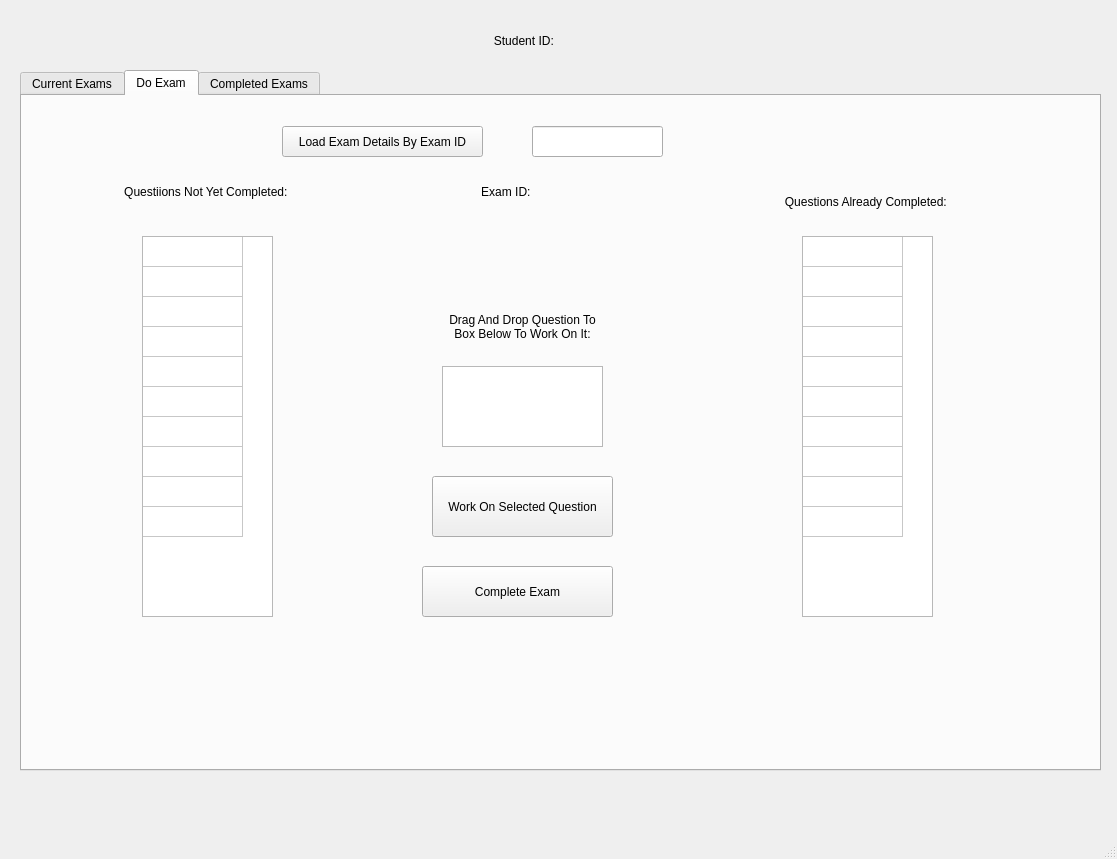
Qt form GUI/StudentGUIQtDesigner.ui (applet199/OOPCourseWorkTwo) before a commit.
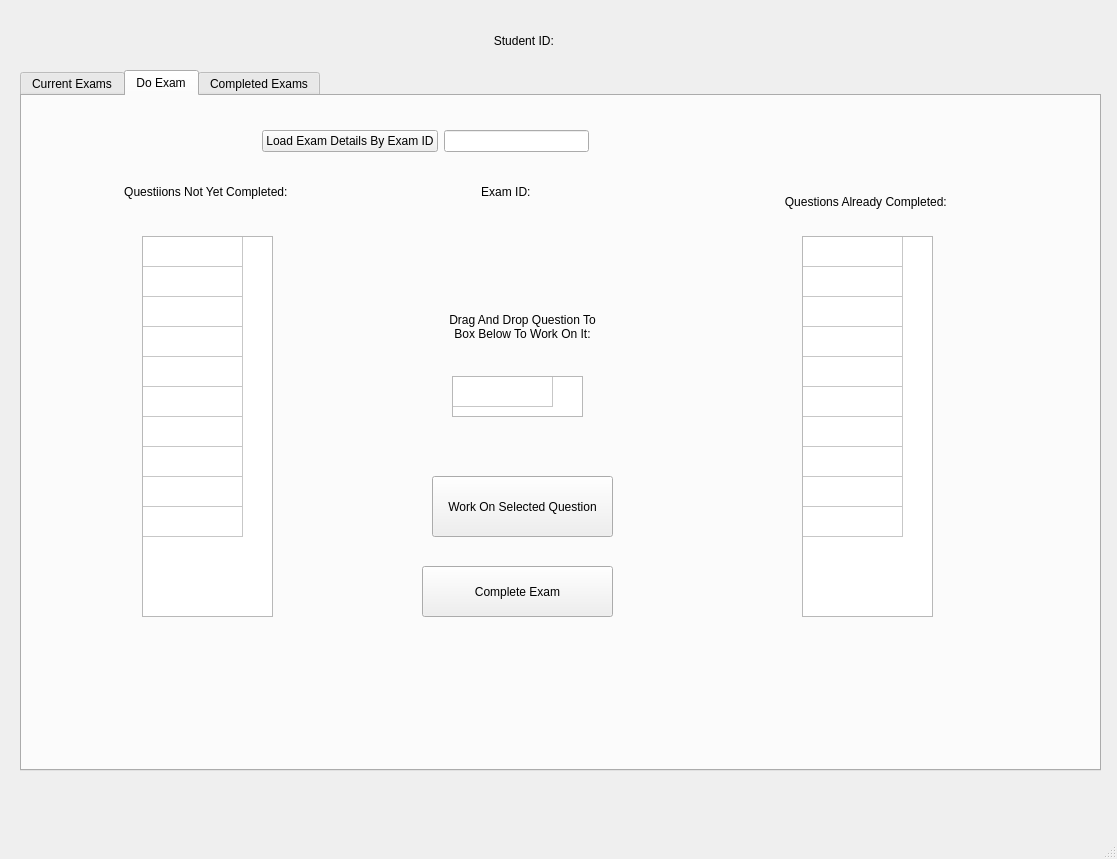
The same form after that commit. The open tabs and pages were chosen to show the change.

Patch:
```diff
--- a/GUI/StudentGUIQtDesigner.ui
+++ b/GUI/StudentGUIQtDesigner.ui
@@ -85,34 +85,11 @@
      <attribute name="title">
       <string>Do Exam</string>
      </attribute>
-     <widget class="QPushButton" name="pushButton">
-      <property name="geometry">
-       <rect>
-        <x>260</x>
-        <y>30</y>
-        <width>201</width>
-        <height>31</height>
-       </rect>
-      </property>
-      <property name="text">
-       <string>Load Exam Details By Exam ID</string>
-      </property>
-     </widget>
-     <widget class="QLineEdit" name="lineEdit">
-      <property name="geometry">
-       <rect>
-        <x>510</x>
-        <y>30</y>
-        <width>131</width>
-        <height>31</height>
-       </rect>
-      </property>
-     </widget>
      <widget class="QLabel" name="label">
       <property name="geometry">
        <rect>
-        <x>730</x>
-        <y>30</y>
+        <x>590</x>
+        <y>20</y>
         <width>251</width>
         <height>41</height>
        </rect>
@@ -220,12 +197,41 @@
      <widget class="QTableWidget" name="tableWidget_4">
       <property name="geometry">
        <rect>
-        <x>420</x>
-        <y>270</y>
-        <width>161</width>
-        <height>81</height>
+        <x>430</x>
+        <y>280</y>
+        <width>131</width>
+        <height>41</height>
        </rect>
       </property>
+      <property name="editTriggers">
+       <set>QAbstractItemView::NoEditTriggers</set>
+      </property>
+      <property name="tabKeyNavigation">
+       <bool>true</bool>
+      </property>
+      <property name="showDropIndicator" stdset="0">
+       <bool>true</bool>
+      </property>
+      <property name="dragDropMode">
+       <enum>QAbstractItemView::DropOnly</enum>
+      </property>
+      <property name="selectionMode">
+       <enum>QAbstractItemView::NoSelection</enum>
+      </property>
+      <property name="rowCount">
+       <number>1</number>
+      </property>
+      <property name="columnCount">
+       <number>1</number>
+      </property>
+      <attribute name="horizontalHeaderVisible">
+       <bool>false</bool>
+      </attribute>
+      <attribute name="verticalHeaderVisible">
+       <bool>false</bool>
+      </attribute>
+      <row/>
+      <column/>
      </widget>
      <widget class="QPushButton" name="pushButton_2">
       <property name="geometry">
@@ -340,6 +346,32 @@
        <string>Complete Exam</string>
       </property>
      </widget>
+     <widget class="QWidget" name="layoutWidget">
+      <property name="geometry">
+       <rect>
+        <x>240</x>
+        <y>30</y>
+        <width>327</width>
+        <height>30</height>
+       </rect>
+      </property>
+      <layout class="QHBoxLayout" name="horizontalLayout">
+       <item>
+        <widget class="QPushButton" name="pushButton">
+         <property name="text">
+          <string>Load Exam Details By Exam ID</string>
+         </property>
+        </widget>
+       </item>
+       <item>
+        <widget class="QLineEdit" name="lineEdit">
+         <property name="alignment">
+          <set>Qt::AlignCenter</set>
+         </property>
+        </widget>
+       </item>
+      </layout>
+     </widget>
     </widget>
     <widget class="QWidget" name="tab_2">
      <attribute name="title">
```
Left out of the diff: 26 changed lines with no effect on the pictures.
